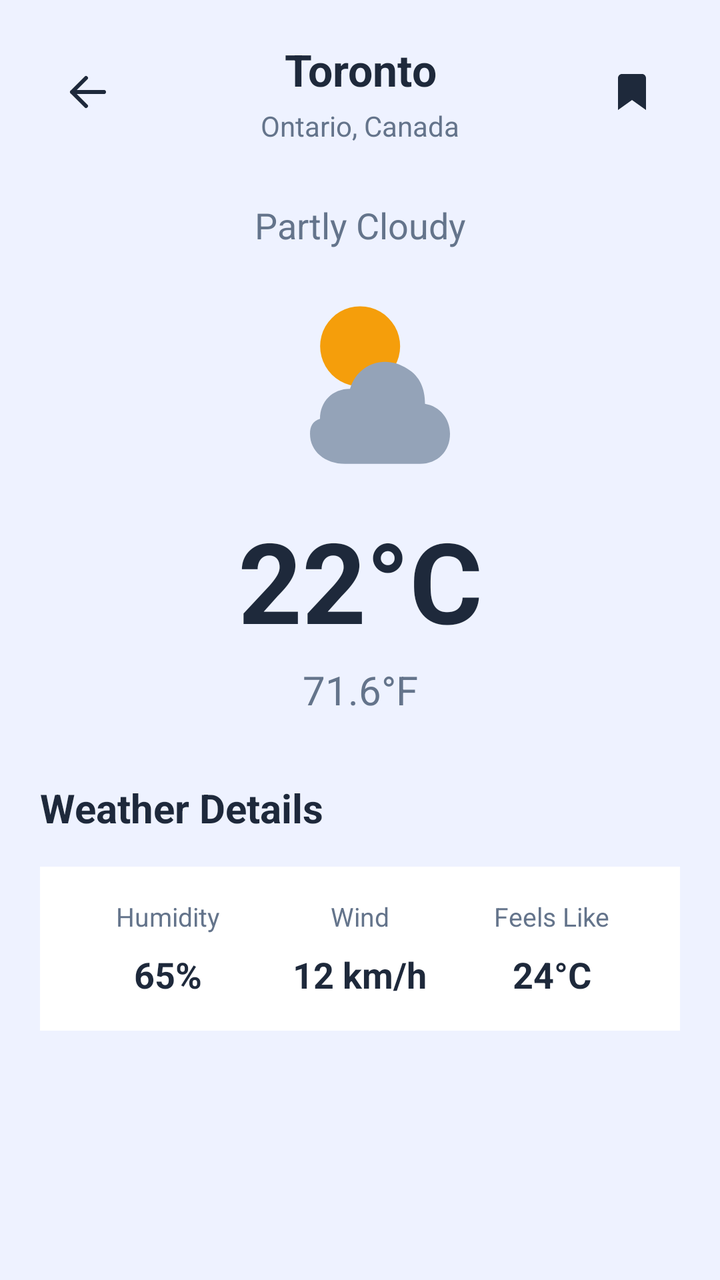
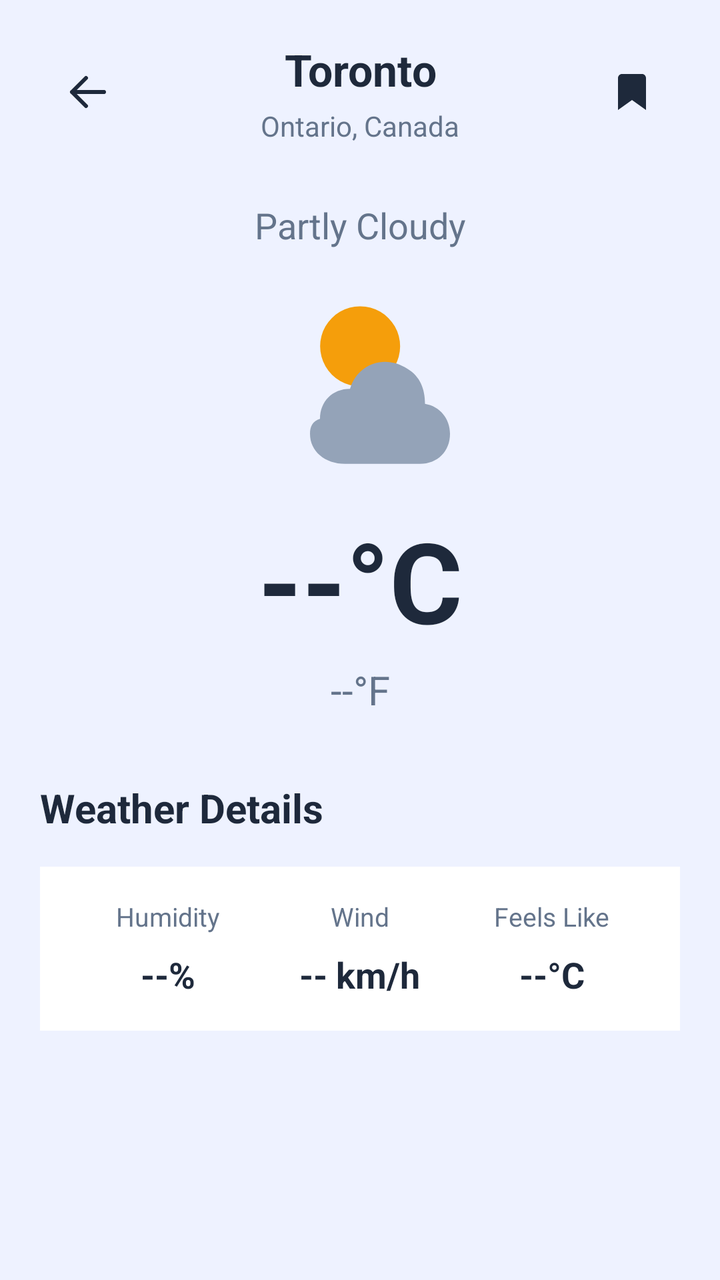

Screens rendered from an Android XML layout before and after an edit, with the pre-edit source and the edit as a unified diff.
<!-- AndroidManifest.xml: application theme Theme.WeatherNow -->
<!-- res/layout/fragment_weather_detail.xml -->
<?xml version="1.0" encoding="utf-8"?>
<ScrollView xmlns:android="http://schemas.android.com/apk/res/android"
    android:layout_width="match_parent"
    android:layout_height="match_parent"
    android:background="@color/wn_background"
    android:fillViewport="true">

    <LinearLayout
        android:layout_width="match_parent"
        android:layout_height="wrap_content"
        android:orientation="vertical"
        android:padding="20dp">

        
        <LinearLayout
            android:layout_width="match_parent"
            android:layout_height="wrap_content"
            android:orientation="horizontal"
            android:gravity="center_vertical">

            <ImageButton
                android:id="@+id/backButton"
                android:layout_width="48dp"
                android:layout_height="48dp"
                android:src="@drawable/ic_arrow_back"
                android:background="?attr/selectableItemBackgroundBorderless"
                android:contentDescription="Go back"
                android:clickable="true"
                android:focusable="true"
                android:scaleType="centerInside" />

            <LinearLayout
                android:layout_width="0dp"
                android:layout_height="wrap_content"
                android:layout_weight="1"
                android:orientation="vertical"
                android:gravity="center">

                <TextView
                    android:id="@+id/detailCityName"
                    android:layout_width="match_parent"
                    android:layout_height="wrap_content"
                    android:text="Toronto"
                    android:textColor="@color/wn_text_primary"
                    android:textSize="22sp"
                    android:textStyle="bold"
                    android:gravity="center" />

                <TextView
                    android:id="@+id/detailCityRegion"
                    android:layout_width="match_parent"
                    android:layout_height="wrap_content"
                    android:text="Ontario, Canada"
                    android:textColor="@color/wn_text_secondary"
                    android:textSize="14sp"
                    android:gravity="center"
                    android:layout_marginTop="4dp" />

            </LinearLayout>

            <ImageButton
                android:id="@+id/bookmarkButton"
                android:layout_width="48dp"
                android:layout_height="48dp"
                android:src="@drawable/ic_bookmark_outline"
                android:background="?attr/selectableItemBackgroundBorderless"
                android:contentDescription="Save city"
                android:scaleType="centerInside" />

        </LinearLayout>

        
        <TextView
            android:id="@+id/detailCondition"
            android:layout_width="match_parent"
            android:layout_height="wrap_content"
            android:text="Partly Cloudy"
            android:textColor="@color/wn_text_secondary"
            android:textSize="18sp"
            android:gravity="center"
            android:layout_marginTop="28dp" />

        <ImageView
            android:id="@+id/detailWeatherIcon"
            android:layout_width="100dp"
            android:layout_height="100dp"
            android:src="@drawable/ic_weather_condition"
            android:contentDescription="Weather condition icon"
            android:layout_gravity="center"
            android:layout_marginTop="16dp"
            android:layout_marginBottom="12dp" />

        
        <TextView
            android:id="@+id/detailTemperatureC"
            android:layout_width="match_parent"
            android:layout_height="wrap_content"
            android:text="22°C"
            android:textColor="@color/wn_text_primary"
            android:textSize="56sp"
            android:textStyle="bold"
            android:gravity="center" />

        <TextView
            android:id="@+id/detailTemperatureF"
            android:layout_width="match_parent"
            android:layout_height="wrap_content"
            android:text="71.6°F"
            android:textColor="@color/wn_text_secondary"
            android:textSize="20sp"
            android:gravity="center"
            android:layout_marginTop="4dp" />

        
        <TextView
            android:layout_width="match_parent"
            android:layout_height="wrap_content"
            android:text="Weather Details"
            android:textColor="@color/wn_text_primary"
            android:textSize="20sp"
            android:textStyle="bold"
            android:layout_marginTop="32dp"
            android:layout_marginBottom="16dp" />

        
        <LinearLayout
            android:layout_width="match_parent"
            android:layout_height="wrap_content"
            android:orientation="horizontal"
            android:background="@color/wn_surface"
            android:padding="16dp">

            <LinearLayout
                android:layout_width="0dp"
                android:layout_height="wrap_content"
                android:layout_weight="1"
                android:orientation="vertical"
                android:gravity="center">

                <TextView
                    android:layout_width="wrap_content"
                    android:layout_height="wrap_content"
                    android:text="Humidity"
                    android:textColor="@color/wn_text_secondary"
                    android:textSize="13sp" />

                <TextView
                    android:id="@+id/detailHumidity"
                    android:layout_width="wrap_content"
                    android:layout_height="wrap_content"
                    android:text="65%"
                    android:textColor="@color/wn_text_primary"
                    android:textSize="18sp"
                    android:textStyle="bold"
                    android:layout_marginTop="8dp" />

            </LinearLayout>

            <LinearLayout
                android:layout_width="0dp"
                android:layout_height="wrap_content"
                android:layout_weight="1"
                android:orientation="vertical"
                android:gravity="center">

                <TextView
                    android:layout_width="wrap_content"
                    android:layout_height="wrap_content"
                    android:text="Wind"
                    android:textColor="@color/wn_text_secondary"
                    android:textSize="13sp" />

                <TextView
                    android:id="@+id/detailWind"
                    android:layout_width="wrap_content"
                    android:layout_height="wrap_content"
                    android:text="12 km/h"
                    android:textColor="@color/wn_text_primary"
                    android:textSize="18sp"
                    android:textStyle="bold"
                    android:layout_marginTop="8dp" />

            </LinearLayout>

            <LinearLayout
                android:layout_width="0dp"
                android:layout_height="wrap_content"
                android:layout_weight="1"
                android:orientation="vertical"
                android:gravity="center">

                <TextView
                    android:layout_width="wrap_content"
                    android:layout_height="wrap_content"
                    android:text="Feels Like"
                    android:textColor="@color/wn_text_secondary"
                    android:textSize="13sp" />

                <TextView
                    android:id="@+id/detailFeelsLike"
                    android:layout_width="wrap_content"
                    android:layout_height="wrap_content"
                    android:text="24°C"
                    android:textColor="@color/wn_text_primary"
                    android:textSize="18sp"
                    android:textStyle="bold"
                    android:layout_marginTop="8dp" />

            </LinearLayout>

        </LinearLayout>

    </LinearLayout>

</ScrollView>
<!-- resources referenced by this layout -->
<resources>
  <color name="wn_background">#EEF2FF</color>
  <color name="wn_surface">#FFFFFF</color>
  <color name="wn_text_primary">#1E293B</color>
  <color name="wn_text_secondary">#64748B</color>
  <!-- drawable ic_arrow_back (drawable) -->
  <?xml version="1.0" encoding="utf-8"?>
  <vector xmlns:android="http://schemas.android.com/apk/res/android"
      android:width="24dp"
      android:height="24dp"
      android:viewportWidth="24"
      android:viewportHeight="24">
  
      <path
          android:fillColor="#1E293B"
          android:pathData="M20,12 L4,12 M4,12 L11,5 M4,12 L11,19"
          android:strokeColor="#1E293B"
          android:strokeWidth="2"
          android:strokeLineCap="round"
          android:strokeLineJoin="round" />
  
  </vector>
  <!-- drawable ic_bookmark_outline (drawable) -->
  <?xml version="1.0" encoding="utf-8"?>
  <vector xmlns:android="http://schemas.android.com/apk/res/android"
      android:width="24dp"
      android:height="24dp"
      android:viewportWidth="24"
      android:viewportHeight="24">
  
      <path
          android:fillColor="#1E293B"
          android:pathData="M17,3H7c-1.1,0 -2,0.9 -2,2v16l7,-5 7,5V5c0,-1.1 -0.9,-2 -2,-2z" />
  </vector>
  <!-- drawable ic_weather_condition (drawable) -->
  <?xml version="1.0" encoding="utf-8"?>
  <vector xmlns:android="http://schemas.android.com/apk/res/android"
      android:width="80dp"
      android:height="80dp"
      android:viewportWidth="80"
      android:viewportHeight="80">
  
      <path
          android:fillColor="#F59E0B"
          android:pathData="M40,10 A16,16 0,1 0,40.1 10 Z" />
  
      <path
          android:fillColor="#94A3B8"
          android:pathData="M24,55 C24,48 29,43 36,43 C39,33 50,29 59,35 C64,38 66,43 66,49 C72,50 76,55 76,61 C76,68 71,73 64,73 L34,73 C26,73 20,68 20,61 C20,58 21,56 24,55 Z" />
  
  </vector>
  <style name="Theme.WeatherNow" parent="Base.Theme.WeatherNow" />
  <style name="Base.Theme.WeatherNow" parent="Theme.Material3.DayNight.NoActionBar">
  
          <item name="colorPrimary">@color/wn_primary</item>
          <item name="colorOnPrimary">@color/wn_surface</item>
  
          <item name="colorSecondary">@color/wn_secondary</item>
          <item name="colorSecondaryContainer">@color/wn_secondary</item>
  
          <item name="colorSurface">@color/wn_surface</item>
          <item name="android:colorBackground">@color/wn_background</item>
          <item name="colorOnSurface">@color/wn_text_primary</item>
  
          <item name="textAppearanceHeadlineMedium">@style/TextAppearance.WeatherNow.Headline</item>
          <item name="textAppearanceBodyMedium">@style/TextAppearance.WeatherNow.Body</item>
  
      </style>
  <color name="wn_primary">#2563EB</color>
  <color name="wn_secondary">#3B82F6</color>
  <style name="TextAppearance.WeatherNow.Headline" parent="TextAppearance.Material3.HeadlineMedium">
          <item name="android:textColor">@color/wn_text_primary</item>
      </style>
  <style name="TextAppearance.WeatherNow.Body" parent="TextAppearance.Material3.BodyMedium">
          <item name="android:textColor">@color/wn_text_secondary</item>
      </style>
</resources>

<!-- the commit's change to res/layout/fragment_weather_detail.xml (unified diff, before → after) -->
@@ -11,7 +11,6 @@
         android:orientation="vertical"
         android:padding="20dp">
 
-        
         <LinearLayout
             android:layout_width="match_parent"
             android:layout_height="wrap_content"
@@ -69,147 +68,169 @@
 
         </LinearLayout>
 
-        
+        <ProgressBar
+            android:id="@+id/loadingIndicator"
+            style="?android:attr/progressBarStyle"
+            android:layout_width="48dp"
+            android:layout_height="48dp"
+            android:layout_gravity="center"
+            android:layout_marginTop="32dp"
+            android:indeterminateTint="@color/wn_primary"
+            android:visibility="gone" />
+
         <TextView
-            android:id="@+id/detailCondition"
+            android:id="@+id/errorMessage"
             android:layout_width="match_parent"
             android:layout_height="wrap_content"
-            android:text="Partly Cloudy"
-            android:textColor="@color/wn_text_secondary"
-            android:textSize="18sp"
+            android:background="@color/wn_surface"
+            android:padding="16dp"
+            android:textColor="@color/wn_text_primary"
+            android:textSize="16sp"
             android:gravity="center"
-            android:layout_marginTop="28dp" />
-
-        <ImageView
-            android:id="@+id/detailWeatherIcon"
-            android:layout_width="100dp"
-            android:layout_height="100dp"
-            android:src="@drawable/ic_weather_condition"
-            android:contentDescription="Weather condition icon"
-            android:layout_gravity="center"
-            android:layout_marginTop="16dp"
-            android:layout_marginBottom="12dp" />
-
-        
-        <TextView
-            android:id="@+id/detailTemperatureC"
+            android:layout_marginTop="24dp"
+            android:visibility="gone" />
+
+        <LinearLayout
+            android:id="@+id/weatherContent"
             android:layout_width="match_parent"
             android:layout_height="wrap_content"
-            android:text="22°C"
-            android:textColor="@color/wn_text_primary"
-            android:textSize="56sp"
-            android:textStyle="bold"
-            android:gravity="center" />
-
-        <TextView
-            android:id="@+id/detailTemperatureF"
-            android:layout_width="match_parent"
-            android:layout_height="wrap_content"
-            android:text="71.6°F"
-            android:textColor="@color/wn_text_secondary"
-            android:textSize="20sp"
-            android:gravity="center"
-            android:layout_marginTop="4dp" />
-
-        
-        <TextView
-            android:layout_width="match_parent"
-            android:layout_height="wrap_content"
-            android:text="Weather Details"
-            android:textColor="@color/wn_text_primary"
-            android:textSize="20sp"
-            android:textStyle="bold"
-            android:layout_marginTop="32dp"
-            android:layout_marginBottom="16dp" />
-
-        
-        <LinearLayout
-            android:layout_width="match_parent"
-            android:layout_height="wrap_content"
-            android:orientation="horizontal"
-            android:background="@color/wn_surface"
-            android:padding="16dp">
+            android:orientation="vertical">
+
+            <TextView
+                android:id="@+id/detailCondition"
+                android:layout_width="match_parent"
+                android:layout_height="wrap_content"
+                android:text="Partly Cloudy"
+                android:textColor="@color/wn_text_secondary"
+                android:textSize="18sp"
+                android:gravity="center"
+                android:layout_marginTop="28dp" />
+
+            <ImageView
+                android:id="@+id/detailWeatherIcon"
+                android:layout_width="100dp"
+                android:layout_height="100dp"
+                android:src="@drawable/ic_weather_condition"
+                android:contentDescription="Weather condition icon"
+                android:layout_gravity="center"
+                android:layout_marginTop="16dp"
+                android:layout_marginBottom="12dp" />
+
+            <TextView
+                android:id="@+id/detailTemperatureC"
+                android:layout_width="match_parent"
+                android:layout_height="wrap_content"
+                android:text="--°C"
+                android:textColor="@color/wn_text_primary"
+                android:textSize="56sp"
+                android:textStyle="bold"
+                android:gravity="center" />
+
+            <TextView
+                android:id="@+id/detailTemperatureF"
+                android:layout_width="match_parent"
+                android:layout_height="wrap_content"
+                android:text="--°F"
+                android:textColor="@color/wn_text_secondary"
+                android:textSize="20sp"
+                android:gravity="center"
+                android:layout_marginTop="4dp" />
+
+            <TextView
+                android:layout_width="match_parent"
+                android:layout_height="wrap_content"
+                android:text="Weather Details"
+                android:textColor="@color/wn_text_primary"
+                android:textSize="20sp"
+                android:textStyle="bold"
+                android:layout_marginTop="32dp"
+                android:layout_marginBottom="16dp" />
 
             <LinearLayout
-                android:layout_width="0dp"
-                android:layout_height="wrap_content"
-                android:layout_weight="1"
-                android:orientation="vertical"
-                android:gravity="center">
-
-                <TextView
-                    android:layout_width="wrap_content"
-                    android:layout_height="wrap_content"
-                    android:text="Humidity"
-                    android:textColor="@color/wn_text_secondary"
-                    android:textSize="13sp" />
-
-                <TextView
-                    android:id="@+id/detailHumidity"
-                    android:layout_width="wrap_content"
-                    android:layout_height="wrap_content"
-                    android:text="65%"
-                    android:textColor="@color/wn_text_primary"
-                    android:textSize="18sp"
-                    android:textStyle="bold"
-                    android:layout_marginTop="8dp" />
-
+                android:layout_width="match_parent"
+                android:layout_height="wrap_content"
+                android:orientation="horizontal"
+                android:background="@color/wn_surface"
+                android:padding="16dp">
+
+                <LinearLayout
+                    android:layout_width="0dp"
+                    android:layout_height="wrap_content"
+                    android:layout_weight="1"
+                    android:orientation="vertical"
+                    android:gravity="center">
+
+                    <TextView
+                        android:layout_width="wrap_content"
+                        android:layout_height="wrap_content"
+                        android:text="Humidity"
+                        android:textColor="@color/wn_text_secondary"
+                        android:textSize="13sp" />
+
+                    <TextView
+                        android:id="@+id/detailHumidity"
+                        android:layout_width="wrap_content"
+                        android:layout_height="wrap_content"
+                        android:text="--%"
+                        android:textColor="@color/wn_text_primary"
+                        android:textSize="18sp"
+                        android:textStyle="bold"
+                        android:layout_marginTop="8dp" />
+
+                </LinearLayout>
+
+                <LinearLayout
+                    android:layout_width="0dp"
+                    android:layout_height="wrap_content"
+                    android:layout_weight="1"
+                    android:orientation="vertical"
+                    android:gravity="center">
+
+                    <TextView
+                        android:layout_width="wrap_content"
+                        android:layout_height="wrap_content"
+                        android:text="Wind"
+                        android:textColor="@color/wn_text_secondary"
+                        android:textSize="13sp" />
+
+                    <TextView
+                        android:id="@+id/detailWind"
+                        android:layout_width="wrap_content"
+                        android:layout_height="wrap_content"
+                        android:text="-- km/h"
+                        android:textColor="@color/wn_text_primary"
+                        android:textSize="18sp"
+                        android:textStyle="bold"
+                        android:layout_marginTop="8dp" />
+
+                </LinearLayout>
+
+                <LinearLayout
+                    android:layout_width="0dp"
+                    android:layout_height="wrap_content"
+                    android:layout_weight="1"
+                    android:orientation="vertical"
+                    android:gravity="center">
+
+                    <TextView
+                        android:layout_width="wrap_content"
+                        android:layout_height="wrap_content"
+                        android:text="Feels Like"
+                        android:textColor="@color/wn_text_secondary"
+                        android:textSize="13sp" />
+
+                    <TextView
+                        android:id="@+id/detailFeelsLike"
+                        android:layout_width="wrap_content"
+                        android:layout_height="wrap_content"
+                        android:text="--°C"
+                        android:textColor="@color/wn_text_primary"
+                        android:textSize="18sp"
+                        android:textStyle="bold"
+                        android:layout_marginTop="8dp" />
+
+                </LinearLayout>
             </LinearLayout>
-
-            <LinearLayout
-                android:layout_width="0dp"
-                android:layout_height="wrap_content"
-                android:layout_weight="1"
-                android:orientation="vertical"
-                android:gravity="center">
-
-                <TextView
-                    android:layout_width="wrap_content"
-                    android:layout_height="wrap_content"
-                    android:text="Wind"
-                    android:textColor="@color/wn_text_secondary"
-                    android:textSize="13sp" />
-
-                <TextView
-                    android:id="@+id/detailWind"
-                    android:layout_width="wrap_content"
-                    android:layout_height="wrap_content"
-                    android:text="12 km/h"
-                    android:textColor="@color/wn_text_primary"
-                    android:textSize="18sp"
-                    android:textStyle="bold"
-                    android:layout_marginTop="8dp" />
-
-            </LinearLayout>
-
-            <LinearLayout
-                android:layout_width="0dp"
-                android:layout_height="wrap_content"
-                android:layout_weight="1"
-                android:orientation="vertical"
-                android:gravity="center">
-
-                <TextView
-                    android:layout_width="wrap_content"
-                    android:layout_height="wrap_content"
-                    android:text="Feels Like"
-                    android:textColor="@color/wn_text_secondary"
-                    android:textSize="13sp" />
-
-                <TextView
-                    android:id="@+id/detailFeelsLike"
-                    android:layout_width="wrap_content"
-                    android:layout_height="wrap_content"
-                    android:text="24°C"
-                    android:textColor="@color/wn_text_primary"
-                    android:textSize="18sp"
-                    android:textStyle="bold"
-                    android:layout_marginTop="8dp" />
-
-            </LinearLayout>
-
         </LinearLayout>
-
     </LinearLayout>
-
 </ScrollView>
<!-- resource entries referenced after the edit -->
@@ -11,7 +11,6 @@
       android:height="24dp"
       android:viewportWidth="24"
       android:viewportHeight="24">
-  
       <path
           android:fillColor="#1E293B"
           android:pathData="M20,12 L4,12 M4,12 L11,5 M4,12 L11,19"
@@ -52,20 +51,15 @@
   </vector>
   <style name="Theme.WeatherNow" parent="Base.Theme.WeatherNow" />
   <style name="Base.Theme.WeatherNow" parent="Theme.Material3.DayNight.NoActionBar">
-  
           <item name="colorPrimary">@color/wn_primary</item>
           <item name="colorOnPrimary">@color/wn_surface</item>
-  
           <item name="colorSecondary">@color/wn_secondary</item>
           <item name="colorSecondaryContainer">@color/wn_secondary</item>
-  
           <item name="colorSurface">@color/wn_surface</item>
           <item name="android:colorBackground">@color/wn_background</item>
           <item name="colorOnSurface">@color/wn_text_primary</item>
-  
           <item name="textAppearanceHeadlineMedium">@style/TextAppearance.WeatherNow.Headline</item>
           <item name="textAppearanceBodyMedium">@style/TextAppearance.WeatherNow.Body</item>
-  
       </style>
   <color name="wn_primary">#2563EB</color>
   <color name="wn_secondary">#3B82F6</color>
